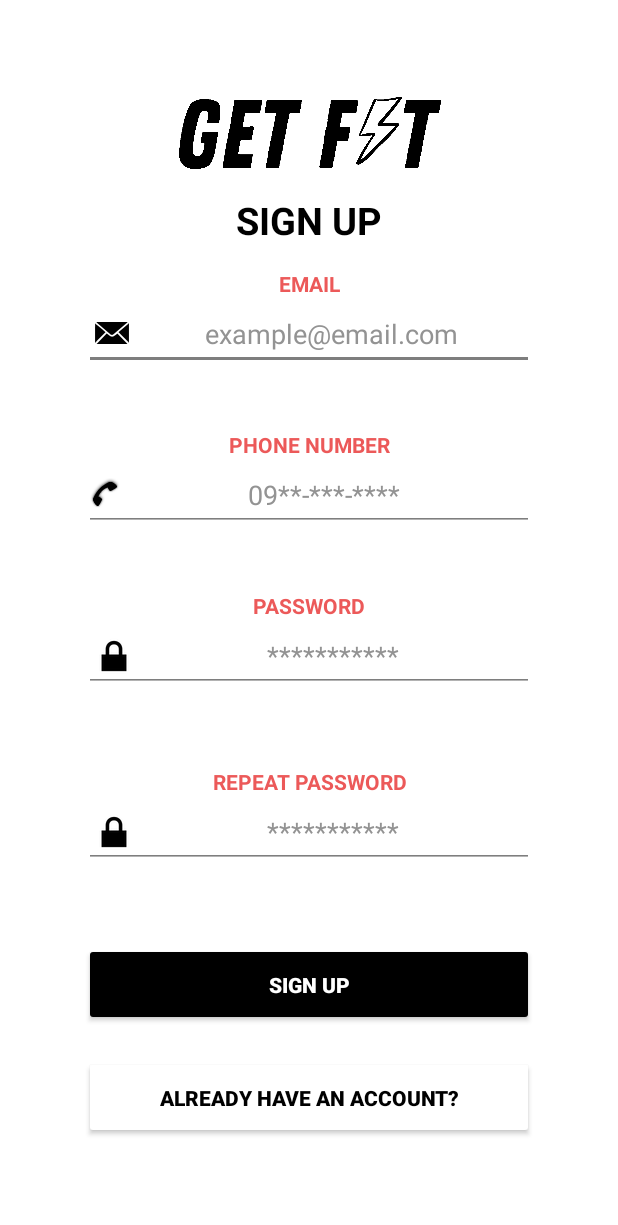
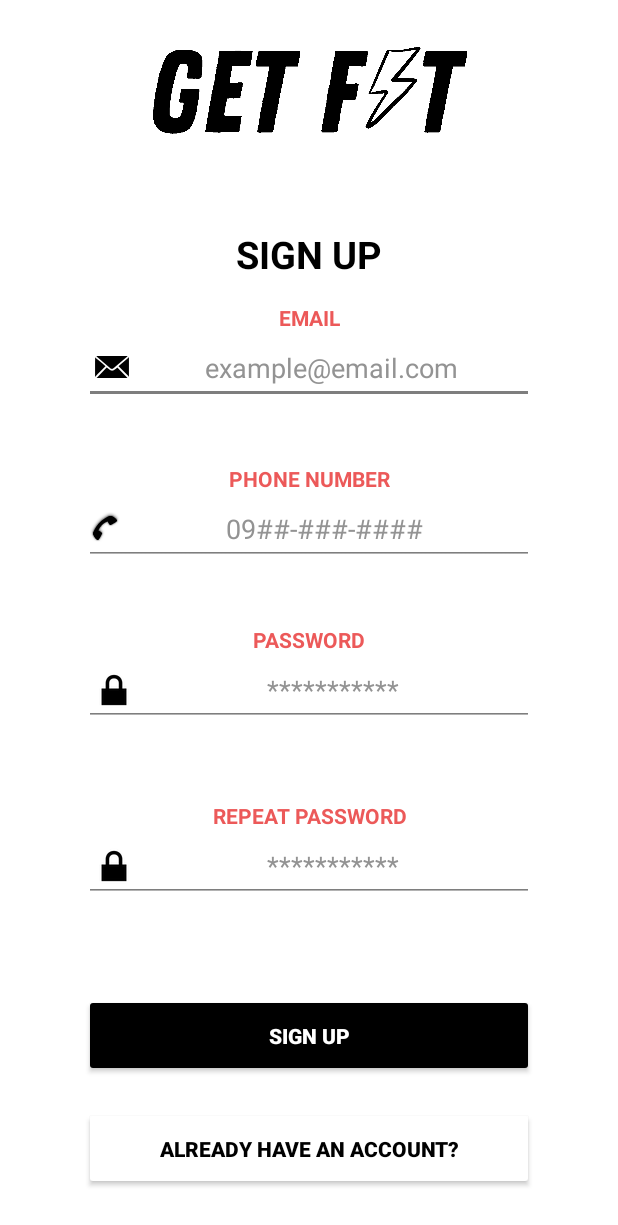
Before and after one commit to cyrellf/GetFitApp, an Android app built with Jetpack Compose: the RegistrationActivity screen opened directly, with no data from a screen before it, on a phone screen of 412 x 824 dp. Shown: the top 1225 px of the screen. Run offline under Robolectric (Android 15) with nearby library versions, the phone set to English and light mode, and no system bars.

Commit message:
Sixth Commit Responsive Pages Fix

```diff
--- a/app/build.gradle
+++ b/app/build.gradle
@@ -57,6 +57,7 @@ dependencies {
     implementation 'androidx.compose.ui:ui-tooling-preview'
     implementation 'androidx.compose.material3:material3'
     implementation 'androidx.appcompat:appcompat:1.4.1'
+    implementation 'pl.droidsonroids.gif:android-gif-drawable:1.2.19'
     implementation 'androidx.constraintlayout:constraintlayout:2.1.4'
     implementation 'com.google.android.material:material:1.5.0'
     testImplementation 'junit:junit:4.13.2'
--- a/app/src/main/res/layout/activity_registration.xml
+++ b/app/src/main/res/layout/activity_registration.xml
@@ -8,15 +8,25 @@
     android:gravity="center"
     android:background="@color/white"
     tools:context=".RegistrationActivity">
-
+    <LinearLayout
+        android:layout_width="match_parent"
+        android:layout_height="wrap_content"
+        android:orientation="vertical"
+        android:layout_weight="1"
+        android:gravity="center">
     <ImageView
         android:id="@+id/Logo"
-        android:layout_width="300dp"
-        android:layout_height="50dp"
+        android:layout_width="match_parent"
+        android:layout_height="60dp"
         app:srcCompat="@drawable/untitled"
-        android:layout_marginBottom="15dp"
         android:contentDescription="@string/todo" />
-
+    </LinearLayout>
+    <LinearLayout
+        android:layout_width="match_parent"
+        android:layout_height="wrap_content"
+        android:orientation="vertical"
+        android:layout_weight="1"
+        android:gravity="center">
     <TextView
         android:id="@+id/SignupTV2"
         android:layout_width="match_parent"
@@ -75,7 +85,7 @@
         android:drawableLeft="@android:drawable/stat_sys_phone_call"
         android:drawableTint="@color/black"
         android:ems="10"
-        android:hint="09**-***-****"
+        android:hint="09##-###-####"
         android:inputType="textEmailAddress"
         android:textAlignment="center"
         android:textColor="@color/black"
@@ -132,10 +142,15 @@
         android:textColor="@color/black"
         android:inputType="textPassword"
         android:textAlignment="center"
-        android:layout_marginBottom="50sp"
         android:autofillHints=""
         />
-
+    </LinearLayout>
+    <LinearLayout
+        android:layout_width="match_parent"
+        android:layout_height="wrap_content"
+        android:orientation="vertical"
+        android:layout_weight="1"
+        android:gravity="center">
     <Button
         android:id="@+id/SignupButton2"
         android:layout_width="300sp"
@@ -155,6 +170,6 @@
         android:text="ALREADY HAVE AN ACCOUNT?"
         android:textColor="@color/black"
         android:textStyle="bold" />
-
+    </LinearLayout>
 
 </LinearLayout>
--- a/app/src/main/res/values/strings.xml
+++ b/app/src/main/res/values/strings.xml
@@ -13,4 +13,5 @@
     <string name="sign_up">SIGN UP</string>
     <string name="todo">TODO</string>
     <string name="you_re_stronger_than_you_think">YOU\'RE STRONGER THAN YOU THINK</string>
+    <string name="logout">logout</string>
 </resources>
```
Also changed, not shown: app/src/main/java/com/example/getfitapp/IndexActivity.java (+10 -0 lines), app/src/main/java/com/example/getfitapp/ProgramsActivity.java (+10 -0 lines), app/src/main/res/layout/activity_index.xml (+35 -14 lines), app/src/main/res/layout/activity_login2.xml (+21 -6 lines), app/src/main/res/layout/activity_main.xml (+21 -6 lines), app/src/main/res/layout/activity_programs.xml (+16 -19 lines), 1 other file.
